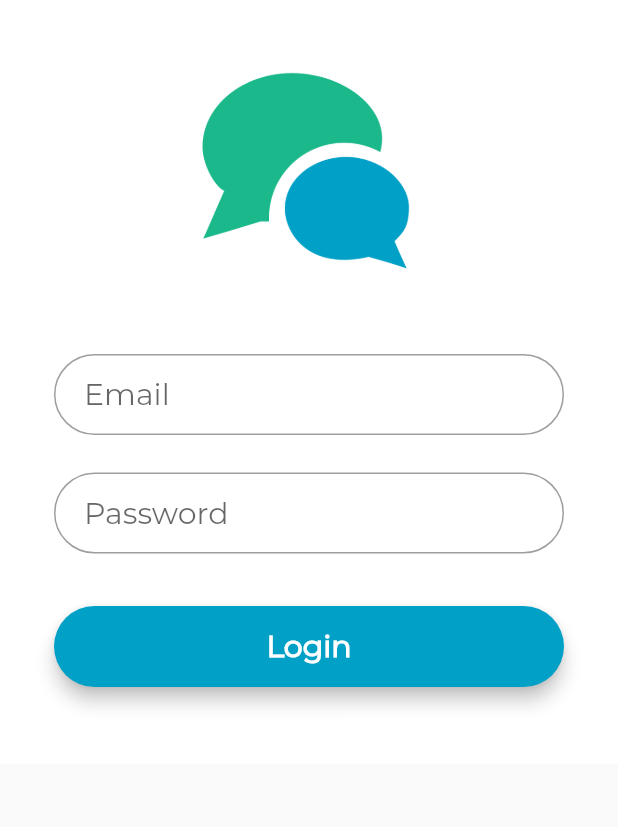
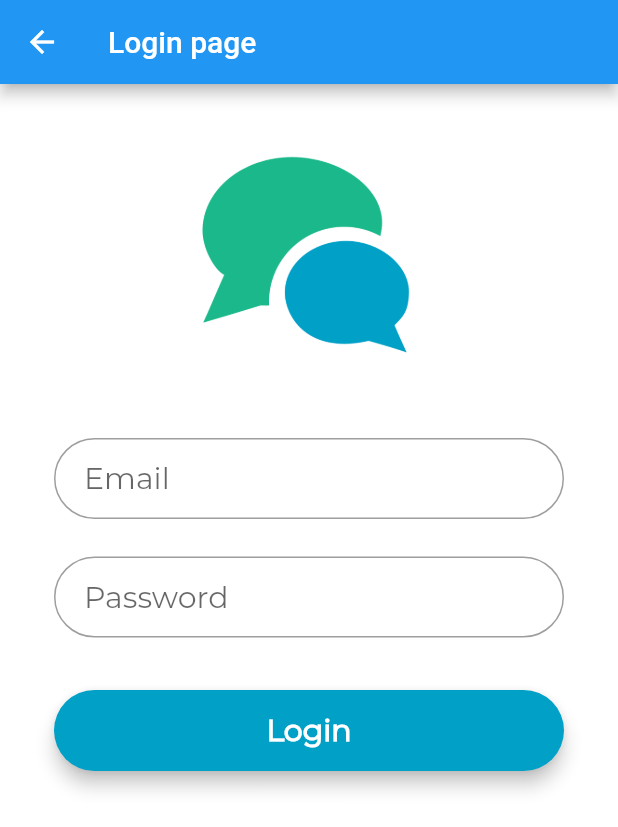
Before and after one commit to Grigoriym/flutter_vault, a Flutter app: the LoginSecondPage screen opened directly, on a phone screen of 412 x 824 dp. Shown: the top 827 px of the screen. Run offline on Flutter 3.47's test engine with Material 2 defaults, Android fonts, the phone set to English and light mode, and no system bars; our stand-ins replace flutter_screenutil.

Commit message:
Small fixes.

```diff
--- a/lib/src/ui/login/login_second_page.dart
+++ b/lib/src/ui/login/login_second_page.dart
@@ -44,7 +44,9 @@ class _LoginSecondPageState extends State<LoginSecondPage> {
     );
 
     return Scaffold(
-      resizeToAvoidBottomInset: false,
+      appBar: AppBar(
+        title: Text("Login page"),
+      ),
       body: SingleChildScrollView(
         child: ConstrainedBox(
           constraints: BoxConstraints(),
@@ -68,9 +70,7 @@ class _LoginSecondPageState extends State<LoginSecondPage> {
                       height: 45.0,
                     ),
                     emailField,
-                    SizedBox(
-                        height: 25.0
-                    ),
+                    SizedBox(height: 25.0),
                     passwordField,
                     SizedBox(
                       height: 35.0,
```
Also changed, not shown: fonts/CustomIcons.ttf (added), fonts/Poppins-Bold.ttf (added), fonts/Poppins-Medium.ttf (added).
